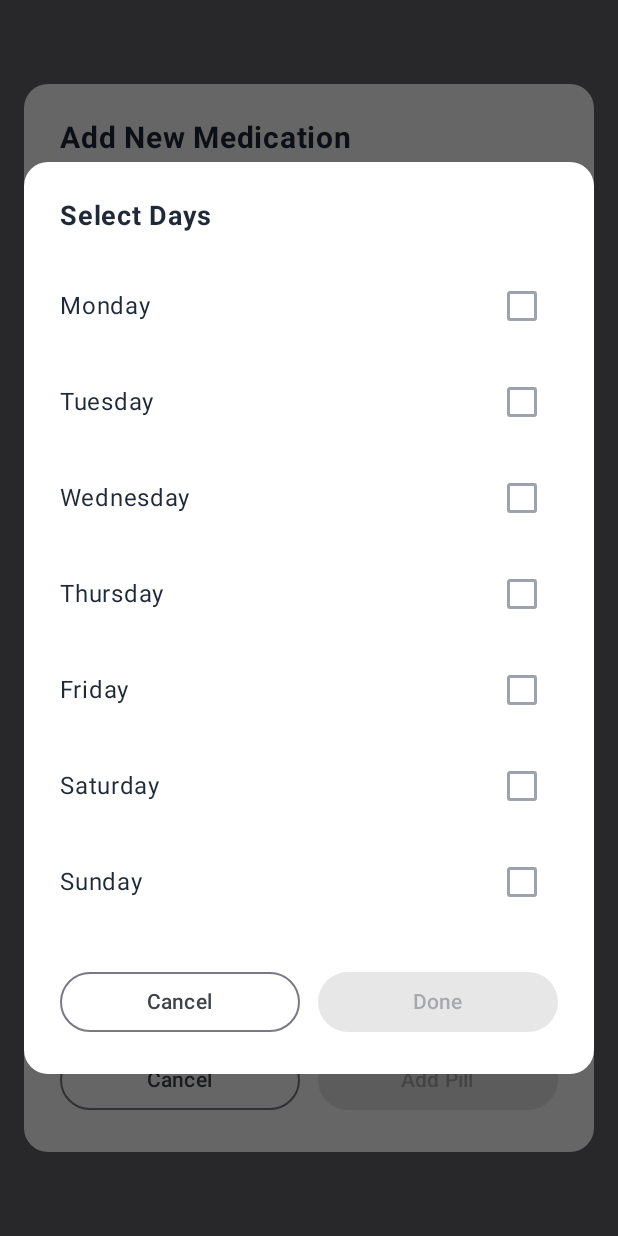
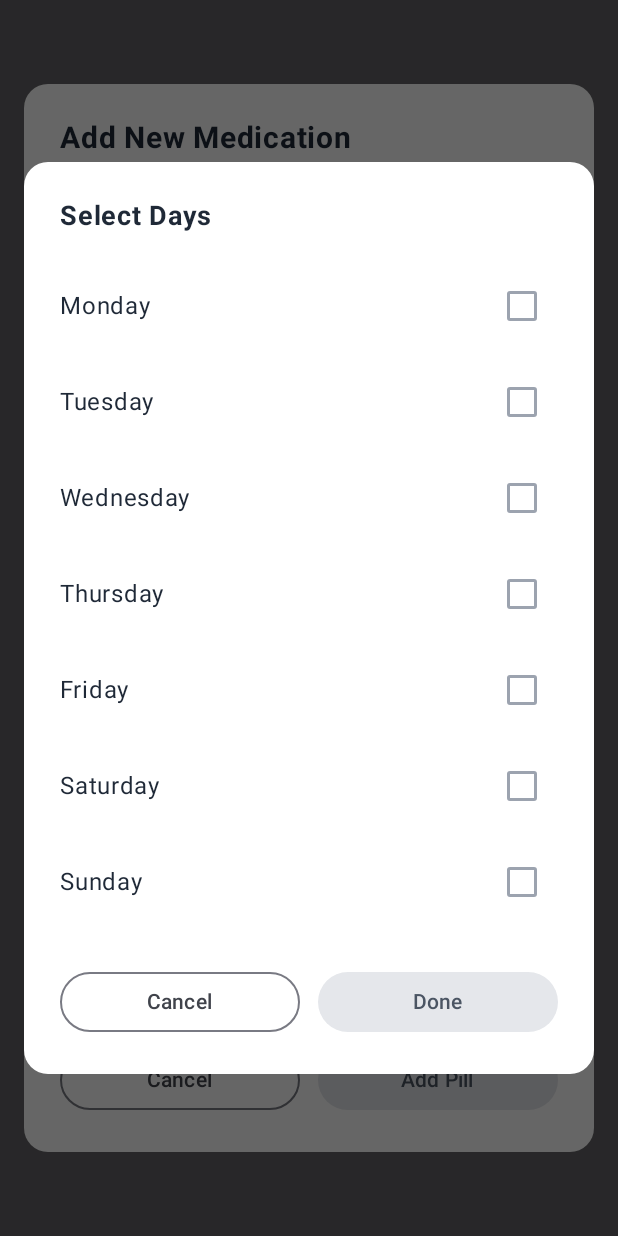
Before and after one commit to wahidsuman/Pill-, an Android app built with Jetpack Compose: the composable AddPillModal shown on its own in the app's theme, after a tap on "Custom", on a phone screen of 412 x 824 dp. Run offline under Robolectric (Android 15) with nearby library versions, the phone set to English and light mode, and no system bars; 3 other taps on this screen came first.

Commit message:
fix: Improve UI contrast and functionality
- Fix add pill button and OK button visibility with proper colors
- Fix custom dates selection functionality with proper state handling
- Fix frequency buttons text overflow with smaller font and proper spacing
- Improve button contrast and readability

```diff
--- a/app/src/main/java/com/pilltracker/app/ui/components/AddPillModal.kt
+++ b/app/src/main/java/com/pilltracker/app/ui/components/AddPillModal.kt
@@ -167,10 +167,15 @@ fun AddPillModal(
 
                 Row(
                     modifier = Modifier.fillMaxWidth(),
-                    horizontalArrangement = Arrangement.spacedBy(8.dp)
+                    horizontalArrangement = Arrangement.spacedBy(6.dp)
                 ) {
-                    val frequencies = listOf("daily", "weekly", "monthly", "custom")
-                    frequencies.forEach { freq ->
+                    val frequencies = listOf(
+                        "daily" to "Daily",
+                        "weekly" to "Weekly",
+                        "monthly" to "Monthly",
+                        "custom" to "Custom"
+                    )
+                    frequencies.forEach { (freq, displayText) ->
                         FilterChip(
                             onClick = {
                                 frequency = freq
@@ -180,8 +185,9 @@ fun AddPillModal(
                             },
                             label = {
                                 Text(
-                                    text = freq.replaceFirstChar { it.uppercase() },
-                                    fontSize = 12.sp
+                                    text = displayText,
+                                    fontSize = 11.sp,
+                                    maxLines = 1
                                 )
                             },
                             selected = frequency == freq,
@@ -320,9 +326,18 @@ fun AddPillModal(
                         },
                         modifier = Modifier.weight(1f),
                         enabled = name.isNotBlank() && dosage.isNotBlank() && times.any { it.isNotBlank() } &&
-                                (frequency != "custom" || customDays.isNotEmpty())
+                                (frequency != "custom" || customDays.isNotEmpty()),
+                        colors = ButtonDefaults.buttonColors(
+                            containerColor = Blue600,
+                            contentColor = Color.White,
+                            disabledContainerColor = Gray200,
+                            disabledContentColor = Gray600
+                        )
                     ) {
-                        Text("Add Pill")
+                        Text(
+                            "Add Pill",
+                            fontWeight = FontWeight.SemiBold
+                        )
                     }
                 }
             }
@@ -401,7 +416,7 @@ fun CustomDaysPickerDialog(
     onDaysSelected: (List<String>) -> Unit,
     selectedDays: List<String>
 ) {
-    var tempSelectedDays by remember { mutableStateOf(selectedDays.toMutableSet()) }
+    var tempSelectedDays by remember { mutableStateOf(selectedDays.toSet()) }
 
     Dialog(onDismissRequest = onDismiss) {
         Card(
@@ -440,10 +455,10 @@ fun CustomDaysPickerDialog(
                         modifier = Modifier
                             .fillMaxWidth()
                             .clickable {
-                                if (tempSelectedDays.contains(fullDay)) {
-                                    tempSelectedDays.remove(fullDay)
+                                tempSelectedDays = if (tempSelectedDays.contains(fullDay)) {
+                                    tempSelectedDays - fullDay
                                 } else {
-                                    tempSelectedDays.add(fullDay)
+                                    tempSelectedDays + fullDay
                                 }
                             }
                             .padding(vertical = 8.dp),
@@ -459,10 +474,10 @@ fun CustomDaysPickerDialog(
                         Checkbox(
                             checked = tempSelectedDays.contains(fullDay),
                             onCheckedChange = { isChecked ->
-                                if (isChecked) {
-                                    tempSelectedDays.add(fullDay)
+                                tempSelectedDays = if (isChecked) {
+                                    tempSelectedDays + fullDay
                                 } else {
-                                    tempSelectedDays.remove(fullDay)
+                                    tempSelectedDays - fullDay
                                 }
                             },
                             colors = CheckboxDefaults.colors(
@@ -491,9 +506,18 @@ fun CustomDaysPickerDialog(
                             onDaysSelected(tempSelectedDays.toList())
                         },
                         modifier = Modifier.weight(1f),
-                        enabled = tempSelectedDays.isNotEmpty()
+                        enabled = tempSelectedDays.isNotEmpty(),
+                        colors = ButtonDefaults.buttonColors(
+                            containerColor = Blue600,
+                            contentColor = Color.White,
+                            disabledContainerColor = Gray200,
+                            disabledContentColor = Gray600
+                        )
                     ) {
-                        Text("Done")
+                        Text(
+                            "Done",
+                            fontWeight = FontWeight.SemiBold
+                        )
                     }
                 }
             }
```
